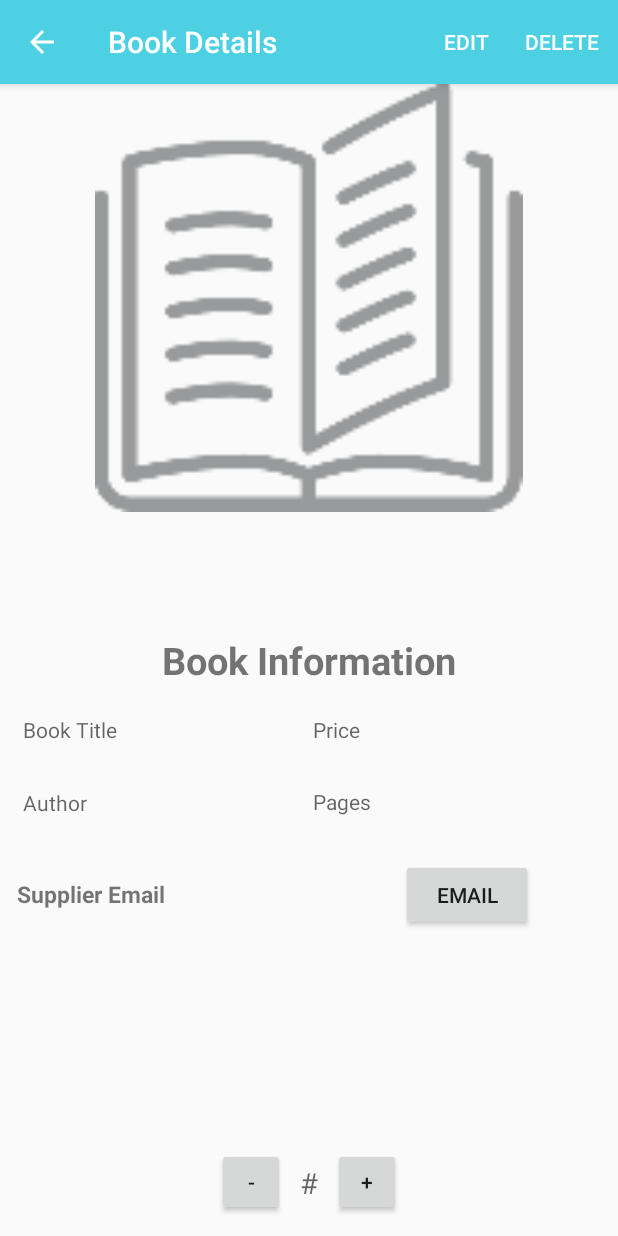
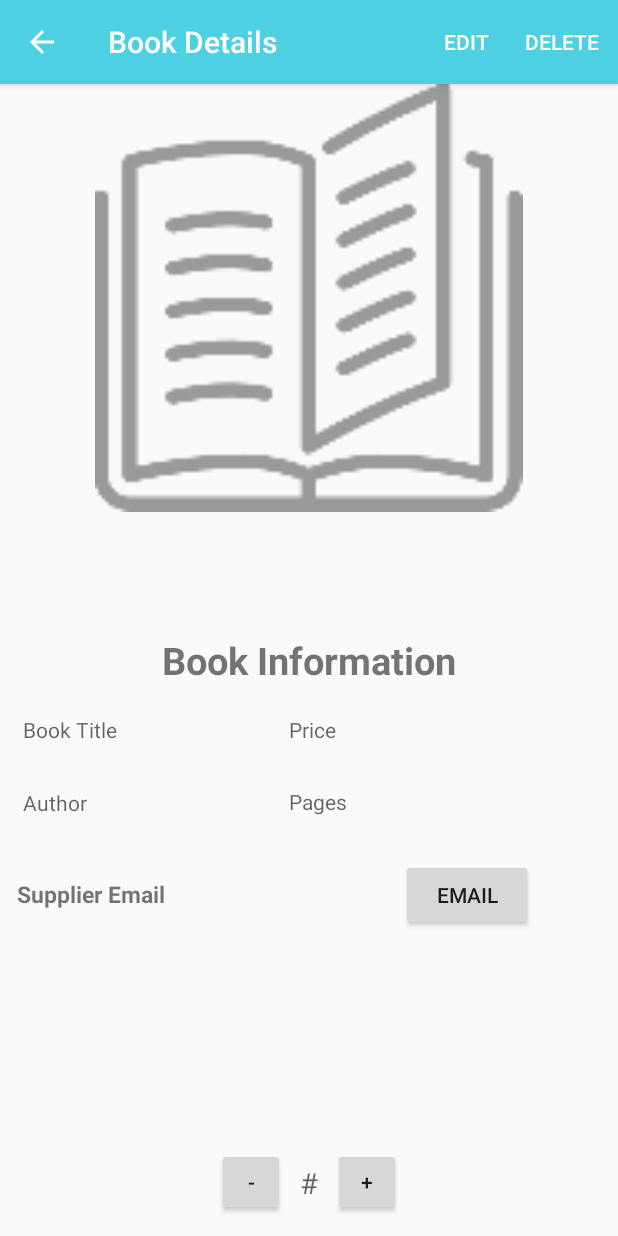
Before and after one commit to katherinebabineau/BookInventoryApplication, an Android app: the DetailsActivity screen opened directly, with no data from a screen before it, on a phone screen of 412 x 824 dp. Run offline under Robolectric (Android 15) with nearby library versions, the phone set to English and light mode, and no system bars.

Commit message:
fixes detail layout XML

```diff
--- a/app/src/main/res/layout/activity_details.xml
+++ b/app/src/main/res/layout/activity_details.xml
@@ -36,47 +36,47 @@
         android:weightSum="1">
 
         <LinearLayout
-            android:layout_width="100dp"
+            android:layout_width="wrap_content"
             android:layout_height="98dp"
             android:layout_weight="0.45"
             android:orientation="vertical">
 
             <TextView
                 android:id="@+id/bookTitleTextViewDetails"
-                android:layout_width="match_parent"
+                android:layout_width="226dp"
                 android:layout_height="wrap_content"
                 android:layout_marginLeft="15dp"
                 android:layout_weight="1"
-                android:hint="Book Title"/>
+                android:hint="Book Title" />
 
             <TextView
                 android:id="@+id/bookAuthorTextViewDetails"
-                android:layout_width="match_parent"
+                android:layout_width="243dp"
                 android:layout_height="wrap_content"
                 android:layout_marginLeft="15dp"
                 android:layout_weight="1"
-                android:hint="Author"/>
+                android:hint="Author" />
 
         </LinearLayout>
 
         <LinearLayout
-            android:layout_width="70dp"
+            android:layout_width="wrap_content"
             android:layout_height="match_parent"
             android:orientation="vertical">
 
             <TextView
                 android:id="@+id/bookPriceTextViewDetails"
-                android:layout_width="185dp"
+                android:layout_width="300dp"
                 android:layout_height="wrap_content"
                 android:layout_weight="1"
-                android:hint="Price"/>
+                android:hint="Price" />
 
             <TextView
                 android:id="@+id/bookPagesTextViewDetails"
-                android:layout_width="185dp"
+                android:layout_width="300dp"
                 android:layout_height="wrap_content"
                 android:layout_weight="1"
-                android:hint="Pages"/>
+                android:hint="Pages" />
 
         </LinearLayout>
     </LinearLayout>
--- a/app/src/main/res/values/strings.xml
+++ b/app/src/main/res/values/strings.xml
@@ -30,5 +30,6 @@
     <string name="toast_delete_single_book">This book was deleted successfully</string>
     <string name="are_you_sure">Are you sure you want to delete all inventory?</string>
     <string name="delete_all">All Inventory Deleted Successfully</string>
+    <string name="Pages">Pages</string>
 
 </resources>
```
